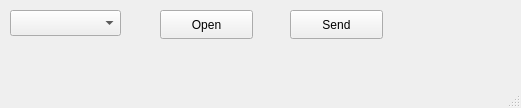
chenwenhuiGithub/bleHostStack, file bleHostStack/mainwindow.ui: the form before one commit.
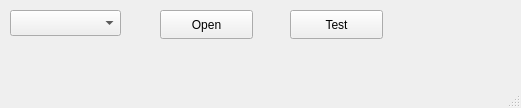
The form after the commit.

Patch:
```diff
--- a/bleHostStack/mainwindow.ui
+++ b/bleHostStack/mainwindow.ui
@@ -47,7 +47,7 @@
      </rect>
     </property>
     <property name="text">
-     <string>Send</string>
+     <string>Test</string>
     </property>
    </widget>
   </widget>
```
Left out of the diff: 2 changed lines with no effect on the pictures.
